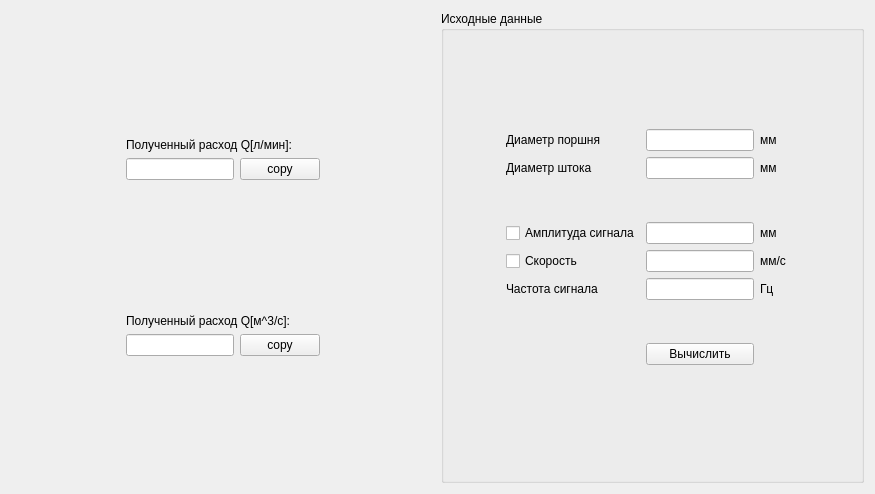
This is mini-app/miniapp.ui in terenty-rezman/mini-app-cpp as Qt 5 draws it before an edit. The edited form follows.
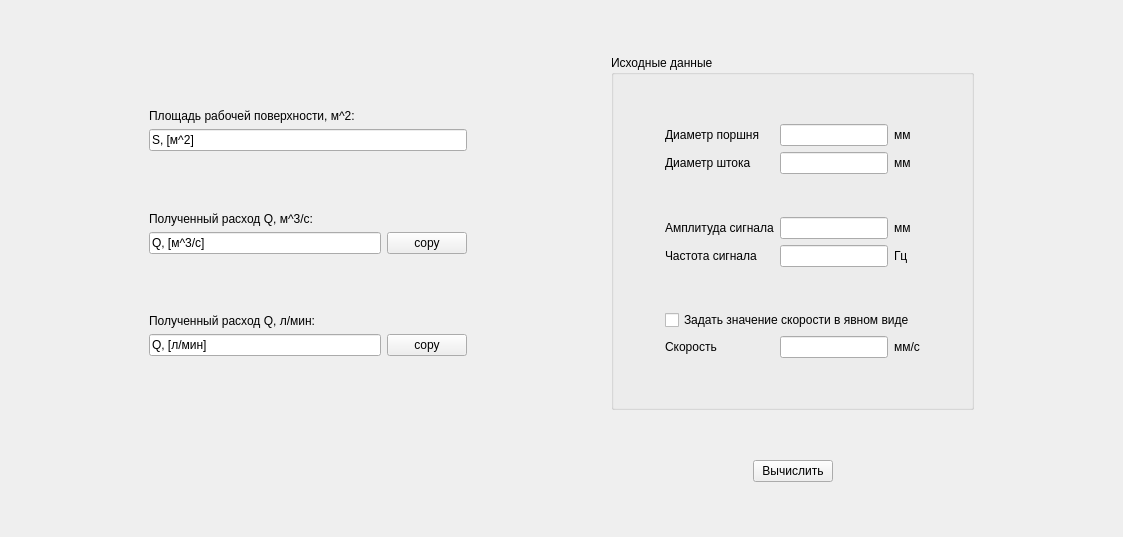
This is the edited form.

Commit message: added external style, changed buttons layout a bit

Diff of the .ui file:
```diff
--- a/mini-app/miniapp.ui
+++ b/mini-app/miniapp.ui
@@ -6,17 +6,80 @@
    <rect>
     <x>0</x>
     <y>0</y>
-    <width>875</width>
-    <height>494</height>
+    <width>1123</width>
+    <height>537</height>
    </rect>
   </property>
   <property name="windowTitle">
    <string>miniapp</string>
   </property>
   <widget class="QWidget" name="centralWidget">
-   <layout class="QHBoxLayout" name="horizontalLayout_6">
-    <item>
-     <layout class="QVBoxLayout" name="verticalLayout_4">
+   <layout class="QGridLayout" name="gridLayout_2">
+    <item row="0" column="2">
+     <spacer name="verticalSpacer_17">
+      <property name="orientation">
+       <enum>Qt::Vertical</enum>
+      </property>
+      <property name="sizeHint" stdset="0">
+       <size>
+        <width>17</width>
+        <height>27</height>
+       </size>
+      </property>
+     </spacer>
+    </item>
+    <item row="1" column="0">
+     <spacer name="horizontalSpacer_14">
+      <property name="orientation">
+       <enum>Qt::Horizontal</enum>
+      </property>
+      <property name="sizeHint" stdset="0">
+       <size>
+        <width>118</width>
+        <height>20</height>
+       </size>
+      </property>
+     </spacer>
+    </item>
+    <item row="1" column="1">
+     <layout class="QVBoxLayout" name="verticalLayout_5">
+      <item>
+       <spacer name="verticalSpacer_4">
+        <property name="orientation">
+         <enum>Qt::Vertical</enum>
+        </property>
+        <property name="sizeHint" stdset="0">
+         <size>
+          <width>20</width>
+          <height>40</height>
+         </size>
+        </property>
+       </spacer>
+      </item>
+      <item>
+       <layout class="QVBoxLayout" name="verticalLayout_4">
+        <item>
+         <widget class="QLabel" name="label_5">
+          <property name="text">
+           <string>Площадь рабочей поверхности, м^2:</string>
+          </property>
+         </widget>
+        </item>
+        <item>
+         <widget class="QLineEdit" name="resultS">
+          <property name="enabled">
+           <bool>true</bool>
+          </property>
+          <property name="text">
+           <string>S, [м^2]</string>
+          </property>
+          <property name="readOnly">
+           <bool>true</bool>
+          </property>
+         </widget>
+        </item>
+       </layout>
+      </item>
       <item>
        <spacer name="verticalSpacer_2">
         <property name="orientation">
@@ -31,68 +94,38 @@
        </spacer>
       </item>
       <item>
-       <layout class="QHBoxLayout" name="horizontalLayout_3">
+       <layout class="QVBoxLayout" name="verticalLayout">
         <item>
-         <spacer name="horizontalSpacer_9">
-          <property name="orientation">
-           <enum>Qt::Horizontal</enum>
+         <widget class="QLabel" name="label">
+          <property name="text">
+           <string>Полученный расход Q, м^3/c:</string>
           </property>
-          <property name="sizeHint" stdset="0">
-           <size>
-            <width>40</width>
-            <height>20</height>
-           </size>
-          </property>
-         </spacer>
+         </widget>
         </item>
         <item>
-         <layout class="QVBoxLayout" name="verticalLayout">
+         <layout class="QHBoxLayout" name="horizontalLayout_2">
           <item>
-           <widget class="QLabel" name="label">
+           <widget class="QLineEdit" name="resultQsek">
+            <property name="enabled">
+             <bool>true</bool>
+            </property>
             <property name="text">
-             <string>Полученный расход Q[л/мин]:</string>
+             <string>Q, [м^3/с]</string>
+            </property>
+            <property name="readOnly">
+             <bool>true</bool>
             </property>
            </widget>
           </item>
           <item>
-           <layout class="QHBoxLayout" name="horizontalLayout_2">
-            <item>
-             <widget class="QLineEdit" name="resultQmin">
-              <property name="enabled">
-               <bool>true</bool>
-              </property>
-              <property name="text">
-               <string/>
-              </property>
-              <property name="readOnly">
-               <bool>true</bool>
-              </property>
-             </widget>
-            </item>
-            <item>
-             <widget class="QPushButton" name="copyQmin">
-              <property name="text">
-               <string>copy</string>
-              </property>
-             </widget>
-            </item>
-           </layout>
+           <widget class="QPushButton" name="copyQsek">
+            <property name="text">
+             <string>copy</string>
+            </property>
+           </widget>
           </item>
          </layout>
         </item>
-        <item>
-         <spacer name="horizontalSpacer_10">
-          <property name="orientation">
-           <enum>Qt::Horizontal</enum>
-          </property>
-          <property name="sizeHint" stdset="0">
-           <size>
-            <width>40</width>
-            <height>20</height>
-           </size>
-          </property>
-         </spacer>
-        </item>
        </layout>
       </item>
       <item>
@@ -109,68 +142,38 @@
        </spacer>
       </item>
       <item>
-       <layout class="QHBoxLayout" name="horizontalLayout_5">
+       <layout class="QVBoxLayout" name="verticalLayout_3">
         <item>
-         <spacer name="horizontalSpacer_11">
-          <property name="orientation">
-           <enum>Qt::Horizontal</enum>
+         <widget class="QLabel" name="label_14">
+          <property name="text">
+           <string>Полученный расход Q, л/мин:</string>
           </property>
-          <property name="sizeHint" stdset="0">
-           <size>
-            <width>40</width>
-            <height>20</height>
-           </size>
-          </property>
-         </spacer>
+         </widget>
         </item>
         <item>
-         <layout class="QVBoxLayout" name="verticalLayout_3">
+         <layout class="QHBoxLayout" name="horizontalLayout_4">
           <item>
-           <widget class="QLabel" name="label_14">
+           <widget class="QLineEdit" name="resultQmin">
+            <property name="enabled">
+             <bool>true</bool>
+            </property>
             <property name="text">
-             <string>Полученный расход Q[м^3/c]:</string>
+             <string>Q, [л/мин]</string>
+            </property>
+            <property name="readOnly">
+             <bool>true</bool>
             </property>
            </widget>
           </item>
           <item>
-           <layout class="QHBoxLayout" name="horizontalLayout_4">
-            <item>
-             <widget class="QLineEdit" name="resultQsek">
-              <property name="enabled">
-               <bool>true</bool>
-              </property>
-              <property name="text">
-               <string/>
-              </property>
-              <property name="readOnly">
-               <bool>true</bool>
-              </property>
-             </widget>
-            </item>
-            <item>
-             <widget class="QPushButton" name="copyQsek">
-              <property name="text">
-               <string>copy</string>
-              </property>
-             </widget>
-            </item>
-           </layout>
+           <widget class="QPushButton" name="copyQmin">
+            <property name="text">
+             <string>copy</string>
+            </property>
+           </widget>
           </item>
          </layout>
         </item>
-        <item>
-         <spacer name="horizontalSpacer_12">
-          <property name="orientation">
-           <enum>Qt::Horizontal</enum>
-          </property>
-          <property name="sizeHint" stdset="0">
-           <size>
-            <width>40</width>
-            <height>20</height>
-           </size>
-          </property>
-         </spacer>
-        </item>
        </layout>
       </item>
       <item>
@@ -188,7 +191,20 @@
       </item>
      </layout>
     </item>
-    <item>
+    <item row="1" column="2">
+     <spacer name="horizontalSpacer_13">
+      <property name="orientation">
+       <enum>Qt::Horizontal</enum>
+      </property>
+      <property name="sizeHint" stdset="0">
+       <size>
+        <width>117</width>
+        <height>20</height>
+       </size>
+      </property>
+     </spacer>
+    </item>
+    <item row="1" column="3">
      <widget class="QGroupBox" name="groupBox">
       <property name="title">
        <string>Исходные данные</string>
@@ -201,14 +217,14 @@
          </property>
          <property name="sizeHint" stdset="0">
           <size>
-           <width>20</width>
-           <height>40</height>
+           <width>17</width>
+           <height>38</height>
           </size>
          </property>
         </spacer>
        </item>
        <item>
-        <layout class="QHBoxLayout" name="horizontalLayout">
+        <layout class="QHBoxLayout" name="horizontalLayout_6">
          <item>
           <spacer name="horizontalSpacer">
            <property name="orientation">
@@ -223,7 +239,10 @@
           </spacer>
          </item>
          <item>
-          <layout class="QGridLayout" name="gridLayout">
+          <layout class="QGridLayout" name="gridLayout" rowminimumheight="0,0,20,0,0,20,0,0">
+           <property name="verticalSpacing">
+            <number>6</number>
+           </property>
            <item row="0" column="0">
             <widget class="QLabel" name="label_3">
              <property name="sizePolicy">
@@ -269,19 +288,6 @@
             </widget>
            </item>
            <item row="2" column="0">
-            <spacer name="verticalSpacer_4">
-             <property name="orientation">
-              <enum>Qt::Vertical</enum>
-             </property>
-             <property name="sizeHint" stdset="0">
-              <size>
-               <width>17</width>
-               <height>37</height>
-              </size>
-             </property>
-            </spacer>
-           </item>
-           <item row="2" column="1">
             <spacer name="verticalSpacer_7">
              <property name="orientation">
               <enum>Qt::Vertical</enum>
@@ -294,8 +300,21 @@
              </property>
             </spacer>
            </item>
+           <item row="2" column="1">
+            <spacer name="verticalSpacer_6">
+             <property name="orientation">
+              <enum>Qt::Vertical</enum>
+             </property>
+             <property name="sizeHint" stdset="0">
+              <size>
+               <width>17</width>
+               <height>37</height>
+              </size>
+             </property>
+            </spacer>
+           </item>
            <item row="2" column="2">
-            <spacer name="verticalSpacer_8">
+            <spacer name="verticalSpacer_9">
              <property name="orientation">
               <enum>Qt::Vertical</enum>
              </property>
@@ -308,7 +327,7 @@
             </spacer>
            </item>
            <item row="3" column="0">
-            <widget class="QCheckBox" name="A_checkBox">
+            <widget class="QLabel" name="label_4">
              <property name="text">
               <string>Амплитуда сигнала</string>
              </property>
@@ -329,45 +348,24 @@
             </widget>
            </item>
            <item row="4" column="0">
-            <widget class="QCheckBox" name="Speed_checkBox">
-             <property name="text">
-              <string>Скорость</string>
-             </property>
-            </widget>
-           </item>
-           <item row="4" column="1">
-            <widget class="QLineEdit" name="Speed">
-             <property name="text">
-              <string/>
-             </property>
-            </widget>
-           </item>
-           <item row="4" column="2">
-            <widget class="QLabel" name="label_20">
-             <property name="text">
-              <string>мм/с</string>
-             </property>
-            </widget>
-           </item>
-           <item row="5" column="0">
             <widget class="QLabel" name="label_12">
              <property name="text">
               <string>Частота сигнала</string>
              </property>
             </widget>
            </item>
-           <item row="5" column="1">
+           <item row="4" column="1">
             <widget class="QLineEdit" name="freq"/>
            </item>
-           <item row="5" column="2">
+           <item row="4" column="2">
             <widget class="QLabel" name="label_13">
              <property name="text">
               <string>Гц</string>
              </property>
             </widget>
            </item>
-           <item row="6" column="0">
-            <spacer name="verticalSpacer_9">
+           <item row="5" column="0">
+            <spacer name="verticalSpacer_11">
              <property name="orientation">
               <enum>Qt::Vertical</enum>
              </property>
@@ -379,11 +377,14 @@
              </property>
             </spacer>
            </item>
-           <item row="6" column="1">
-            <spacer name="verticalSpacer_6">
+           <item row="5" column="1">
+            <spacer name="verticalSpacer_12">
              <property name="orientation">
               <enum>Qt::Vertical</enum>
              </property>
+             <property name="sizeType">
+              <enum>QSizePolicy::Expanding</enum>
+             </property>
              <property name="sizeHint" stdset="0">
               <size>
                <width>17</width>
@@ -392,8 +393,8 @@
              </property>
             </spacer>
            </item>
-           <item row="6" column="2">
-            <spacer name="verticalSpacer_10">
+           <item row="5" column="2">
+            <spacer name="verticalSpacer_13">
              <property name="orientation">
               <enum>Qt::Vertical</enum>
              </property>
@@ -405,38 +406,33 @@
              </property>
             </spacer>
            </item>
+           <item row="6" column="0" colspan="3">
+            <widget class="QCheckBox" name="Speed_checkbox">
+             <property name="text">
+              <string>Задать значение скорости в явном виде</string>
+             </property>
+            </widget>
+           </item>
            <item row="7" column="0">
-            <spacer name="horizontalSpacer_5">
-             <property name="orientation">
-              <enum>Qt::Horizontal</enum>
+            <widget class="QLabel" name="label_2">
+             <property name="text">
+              <string>Скорость</string>
              </property>
-             <property name="sizeHint" stdset="0">
-              <size>
-               <width>40</width>
-               <height>20</height>
-              </size>
-             </property>
-            </spacer>
+            </widget>
            </item>
            <item row="7" column="1">
-            <widget class="QPushButton" name="calc">
+            <widget class="QLineEdit" name="Speed">
              <property name="text">
-              <string>Вычислить</string>
+              <string/>
              </property>
             </widget>
            </item>
            <item row="7" column="2">
-            <spacer name="horizontalSpacer_6">
-             <property name="orientation">
-              <enum>Qt::Horizontal</enum>
+            <widget class="QLabel" name="label_20">
+             <property name="text">
+              <string>мм/с</string>
              </property>
-             <property name="sizeHint" stdset="0">
-              <size>
-               <width>40</width>
-               <height>20</height>
-              </size>
-             </property>
-            </spacer>
+            </widget>
            </item>
           </layout>
          </item>
@@ -456,14 +452,14 @@
         </layout>
        </item>
        <item>
-        <spacer name="verticalSpacer_11">
+        <spacer name="verticalSpacer_8">
          <property name="orientation">
           <enum>Qt::Vertical</enum>
          </property>
          <property name="sizeHint" stdset="0">
           <size>
-           <width>20</width>
-           <height>104</height>
+           <width>17</width>
+           <height>38</height>
           </size>
          </property>
         </spacer>
@@ -471,6 +467,108 @@
       </layout>
      </widget>
     </item>
+    <item row="1" column="4">
+     <spacer name="horizontalSpacer_3">
+      <property name="orientation">
+       <enum>Qt::Horizontal</enum>
+      </property>
+      <property name="sizeHint" stdset="0">
+       <size>
+        <width>118</width>
+        <height>20</height>
+       </size>
+      </property>
+     </spacer>
+    </item>
+    <item row="2" column="1">
+     <spacer name="verticalSpacer_16">
+      <property name="orientation">
+       <enum>Qt::Vertical</enum>
+      </property>
+      <property name="sizeHint" stdset="0">
+       <size>
+        <width>17</width>
+        <height>26</height>
+       </size>
+      </property>
+     </spacer>
+    </item>
+    <item row="2" column="3">
+     <spacer name="verticalSpacer_15">
+      <property name="orientation">
+       <enum>Qt::Vertical</enum>
+      </property>
+      <property name="sizeHint" stdset="0">
+       <size>
+        <width>17</width>
+        <height>26</height>
+       </size>
+      </property>
+     </spacer>
+    </item>
+    <item row="3" column="1">
+     <spacer name="horizontalSpacer_2">
+      <property name="orientation">
+       <enum>Qt::Horizontal</enum>
+      </property>
+      <property name="sizeHint" stdset="0">
+       <size>
+        <width>318</width>
+        <height>20</height>
+       </size>
+      </property>
+     </spacer>
+    </item>
+    <item row="3" column="3">
+     <layout class="QHBoxLayout" name="horizontalLayout">
+      <item>
+       <spacer name="horizontalSpacer_5">
+        <property name="orientation">
+         <enum>Qt::Horizontal</enum>
+        </property>
+        <property name="sizeHint" stdset="0">
+         <size>
+          <width>68</width>
+          <height>20</height>
+         </size>
+        </property>
+       </spacer>
+      </item>
+      <item>
+       <widget class="QPushButton" name="calc">
+        <property name="text">
+         <string>Вычислить</string>
+        </property>
+       </widget>
+      </item>
+      <item>
+       <spacer name="horizontalSpacer_6">
+        <property name="orientation">
+         <enum>Qt::Horizontal</enum>
+        </property>
+        <property name="sizeHint" stdset="0">
+         <size>
+          <width>58</width>
+          <height>20</height>
+         </size>
+        </property>
+       </spacer>
+      </item>
+     </layout>
+    </item>
+    <item row="4" column="2">
+     <spacer name="verticalSpacer_10">
+      <property name="orientation">
+       <enum>Qt::Vertical</enum>
+      </property>
+      <property name="sizeHint" stdset="0">
+       <size>
+        <width>17</width>
+        <height>27</height>
+       </size>
+      </property>
+     </spacer>
+    </item>
    </layout>
   </widget>
  </widget>
```
Left out of the diff: 4 changed lines with no effect on the pictures. The commit also changes 4 other files.
